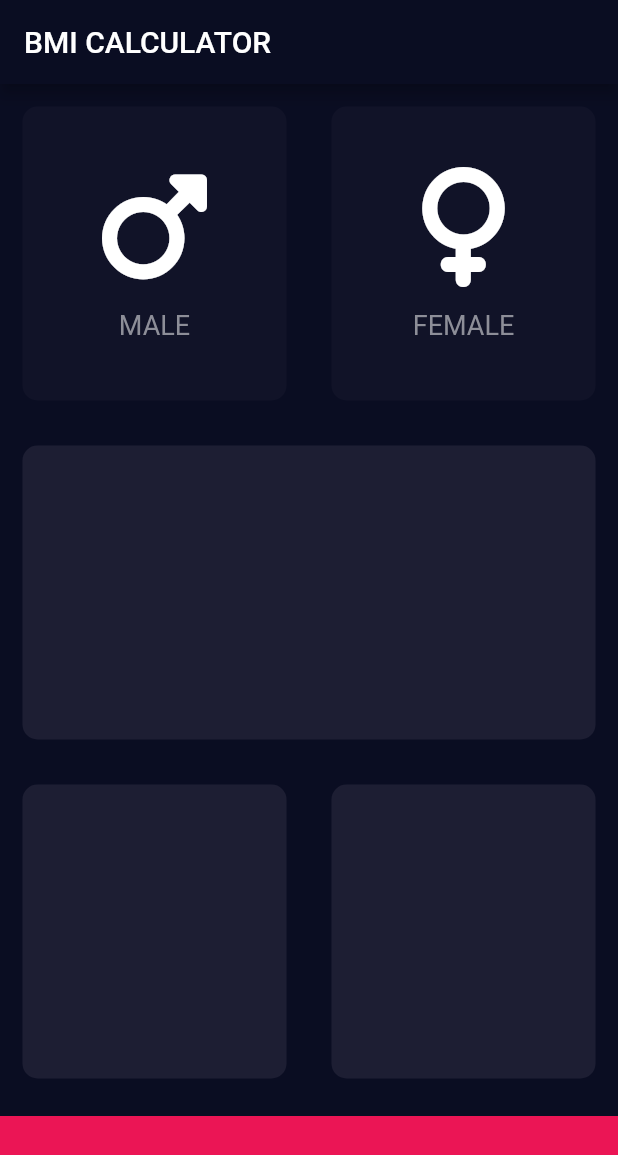
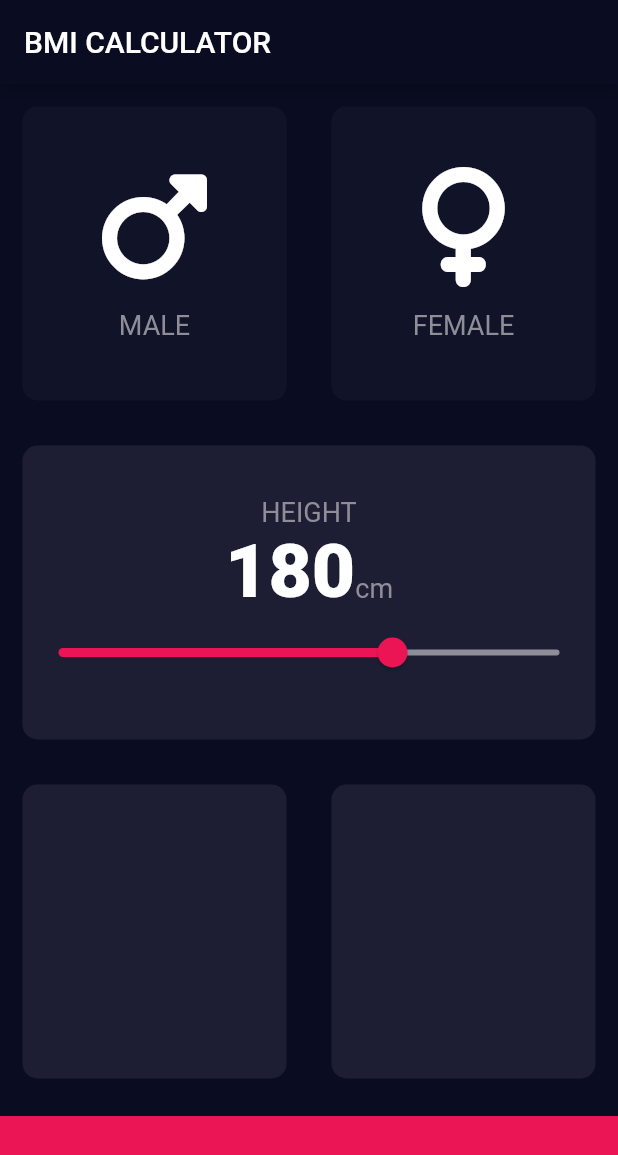
Before and after one commit to niladri60/BMICalculator, a Flutter app: the screen it shows after launch, on a phone screen of 412 x 824 dp. Shown: the top 1155 px of the screen. Run offline on Flutter 3.47's test engine with Material 2 defaults, Android fonts, the phone set to English and light mode, and no system bars; our stand-ins replace font_awesome_flutter.

```diff
--- /dev/null
+++ b/lib/constants.dart
@@ -0,0 +1,13 @@
+import 'package:flutter/material.dart';
+
+const klabelTextStyle = TextStyle(
+  fontSize: 18.0,
+  color: Color(0xFF8D8E98),
+);
+const kactiveCardColor = Color(0xFF1D1E33);
+const kinactiveCardColor = Color(0xFF111328);
+const kbottomContainerColor = Color(0xFFEB1555);
+const kNumberTextStyle = TextStyle(
+  fontSize: 50.0,
+  fontWeight: FontWeight.w900,
+);
--- a/lib/icon_content.dart
+++ b/lib/icon_content.dart
@@ -1,9 +1,5 @@
 import 'package:flutter/material.dart';
-
-const labelTextStyle = TextStyle(
-  fontSize: 18.0,
-  color: Color(0xFF8D8E98),
-);
+import 'constants.dart';
 
 class IconContent extends StatelessWidget {
   const IconContent({super.key, required this.icon, required this.label});
@@ -23,7 +19,7 @@ class IconContent extends StatelessWidget {
         ),
         Text(
           label,
-          style: labelTextStyle,
+          style: klabelTextStyle,
         ),
       ],
     );
--- a/lib/input_page.dart
+++ b/lib/input_page.dart
@@ -2,10 +2,7 @@ import 'package:flutter/material.dart';
 import 'package:font_awesome_flutter/font_awesome_flutter.dart';
 import 'reuseable_card.dart';
 import 'icon_content.dart';
-
-const activeCardColor = Color(0xFF1D1E33);
-const inactiveCardColor = Color(0xFF111328);
-const bottomContainerColor = Color(0xFFEB1555);
+import 'constants.dart';
 
 enum Gender {
   male,
@@ -21,7 +18,7 @@ class InputPage extends StatefulWidget {
 
 class _InputPageState extends State<InputPage> {
   Gender? selectedGender;
-
+  int height = 180;
   @override
   Widget build(BuildContext context) {
     return Scaffold(
@@ -29,42 +26,43 @@ class _InputPageState extends State<InputPage> {
         title: const Text('BMI CALCULATOR'),
       ),
       body: Column(
+        crossAxisAlignment: CrossAxisAlignment.stretch,
         children: [
           Expanded(
             child: Row(
               children: [
                 Expanded(
                   child: ReuseableCards(
-                    onPress: (){
+                    onPress: () {
                       setState(() {
                         selectedGender = Gender.male;
                       });
-                      print('Male gender is selected.');
+                      // print('Male gender is selected.');
                     },
-                    cardChild: IconContent(
+                    cardChild: const IconContent(
                       icon: FontAwesomeIcons.mars,
                       label: 'MALE',
                     ),
                     colour: selectedGender == Gender.male
-                        ? activeCardColor
-                        : inactiveCardColor,
+                        ? kactiveCardColor
+                        : kinactiveCardColor,
                   ),
                 ),
                 Expanded(
                   child: ReuseableCards(
-                    onPress: (){
+                    onPress: () {
                       setState(() {
                         selectedGender = Gender.female;
                       });
-                      print('Female gender is selected.');
+                      // print('Female gender is selected.');
                     },
-                    cardChild: IconContent(
+                    cardChild: const IconContent(
                       icon: FontAwesomeIcons.venus,
                       label: 'FEMALE',
                     ),
                     colour: selectedGender == Gender.female
-                        ? activeCardColor
-                        : inactiveCardColor,
+                        ? kactiveCardColor
+                        : kinactiveCardColor,
                   ),
                 ),
               ],
@@ -72,27 +70,63 @@ class _InputPageState extends State<InputPage> {
           ),
           Expanded(
             child: ReuseableCards(
-              colour: activeCardColor,
+              cardChild: Column(
+                mainAxisAlignment: MainAxisAlignment.center,
+                children: [
+                  Text(
+                    'HEIGHT',
+                    style: klabelTextStyle,
+                  ),
+                  Row(
+                    mainAxisAlignment: MainAxisAlignment.center,
+                    crossAxisAlignment: CrossAxisAlignment.baseline,
+                    textBaseline: TextBaseline.alphabetic,
+                    children: [
+                      Text(
+                        height.toString(),
+                        style: kNumberTextStyle,
+                      ),
+                      Text(
+                        'cm',
+                        style: klabelTextStyle,
+                      ),
+                    ],
+                  ),
+                  Slider(
+                    value: height.toDouble(),
+                    min: 120,
+                    max: 210.0,
+                    activeColor: Color(0xFFEB1555),
+                    inactiveColor: Color(0xFF8D8E98),
+                    onChanged: (double newValue) {
+                      setState(() {
+                        height = newValue.round();
+                      });
+                    },
+                  )
+                ],
+              ),
+              colour: kactiveCardColor,
             ),
           ),
           Expanded(
             child: Row(
-              children: [
+              children: const [
                 Expanded(
                   child: ReuseableCards(
-                    colour: activeCardColor,
+                    colour: kactiveCardColor,
                   ),
                 ),
                 Expanded(
                     child: ReuseableCards(
-                  colour: activeCardColor,
+                  colour: kactiveCardColor,
                 )),
               ],
             ),
           ),
           Container(
-            color: bottomContainerColor,
-            margin: EdgeInsets.only(top: 10.0),
+            color: kbottomContainerColor,
+            margin: const EdgeInsets.only(top: 10.0),
             width: double.infinity,
             height: 80.0,
           )
```
